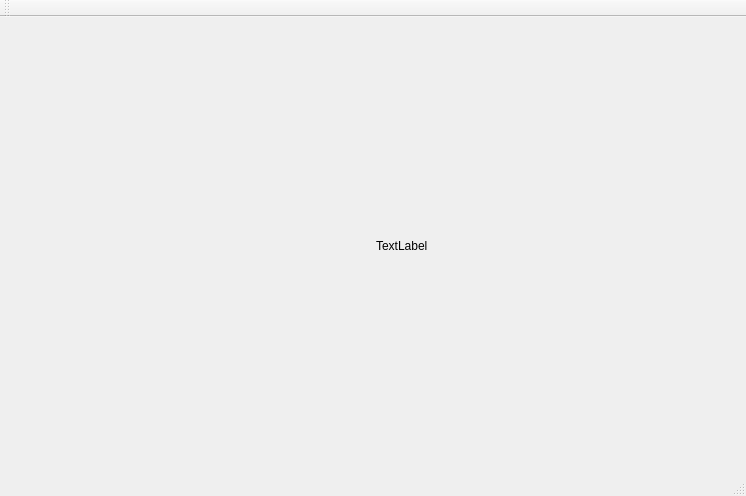
First picture: the form in chessui/src/qtproject.ui, repository jpasserin/chesspp, before the edit.
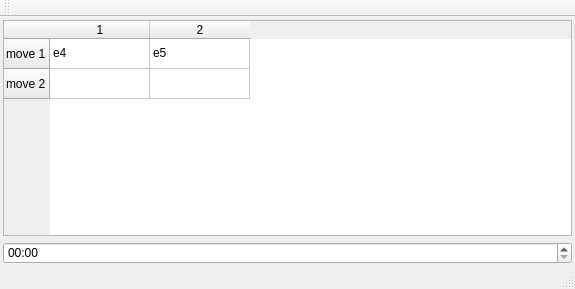
Second picture: the form after the edit.

What changed in the file:
```diff
--- a/chessui/src/qtproject.ui
+++ b/chessui/src/qtproject.ui
@@ -6,18 +6,37 @@
    <rect>
     <x>0</x>
     <y>0</y>
-    <width>746</width>
-    <height>496</height>
+    <width>575</width>
+    <height>289</height>
    </rect>
   </property>
   <property name="windowTitle">
    <string>QtProject</string>
   </property>
-  <widget class="QWidget" name="centralWidget">
+  <property name="styleSheet">
+   <string notr="true">QPushButton{
+	background-color: rgb(200, 200, 200);
+	border-radius:8px;
+}
+QPushButton[dark=true]{
+	background-color: rgb(100, 100, 100);
+}
+QPushButton:checked{
+	border-style: solid;
+	border-width:3px;
+	border-color: rgb(170, 0, 0);
+}
+QPushButton[legal=true]{
+	border-style: solid;
+	border-width:3px;
+	border-color: rgb(85, 170, 255)
+}</string>
+  </property>
+  <widget class="QWidget" name="MainWDG">
    <layout class="QHBoxLayout" name="horizontalLayout">
-    <item>
-     <widget class="QWidget" name="MyWidget" native="true">
-      <layout class="QGridLayout" name="gridLayout">
+    <property name="spacing">
+     <number>3</number>
+    </property>
        <property name="leftMargin">
         <number>3</number>
        </property>
@@ -30,21 +49,49 @@
        <property name="bottomMargin">
         <number>3</number>
        </property>
-       <property name="spacing">
-        <number>0</number>
-       </property>
-      </layout>
+    <item>
+     <layout class="QVBoxLayout" name="verticalLayout">
+      <item>
+       <widget class="QTableWidget" name="tableWidget">
+        <property name="columnCount">
+         <number>2</number>
+        </property>
+        <row>
+         <property name="text">
+          <string>move 1</string>
+         </property>
+        </row>
+        <row>
+         <property name="text">
+          <string>move 2</string>
+         </property>
+        </row>
+        <column/>
+        <column/>
+        <item row="0" column="0">
+         <property name="text">
+          <string>e4</string>
+         </property>
+        </item>
+        <item row="0" column="1">
+         <property name="text">
+          <string>e5</string>
+         </property>
+        </item>
      </widget>
     </item>
     <item>
-     <widget class="QLabel" name="MyLabel">
-      <property name="text">
-       <string>TextLabel</string>
+       <widget class="QTimeEdit" name="timeEdit">
+        <property name="displayFormat">
+         <string>mm:ss</string>
       </property>
      </widget>
     </item>
    </layout>
+    </item>
+   </layout>
   </widget>
+  <widget class="QStatusBar" name="statusBar"/>
   <widget class="QMenuBar" name="menuBar">
    <property name="geometry">
     <rect>
@@ -63,7 +110,6 @@
     <bool>false</bool>
    </attribute>
   </widget>
-  <widget class="QStatusBar" name="statusBar"/>
  </widget>
  <layoutdefault spacing="6" margin="11"/>
  <resources>
```
Left out of the diff: 8 changed lines with no effect on the pictures. Lines whose indentation alone changed are shown as unchanged.
